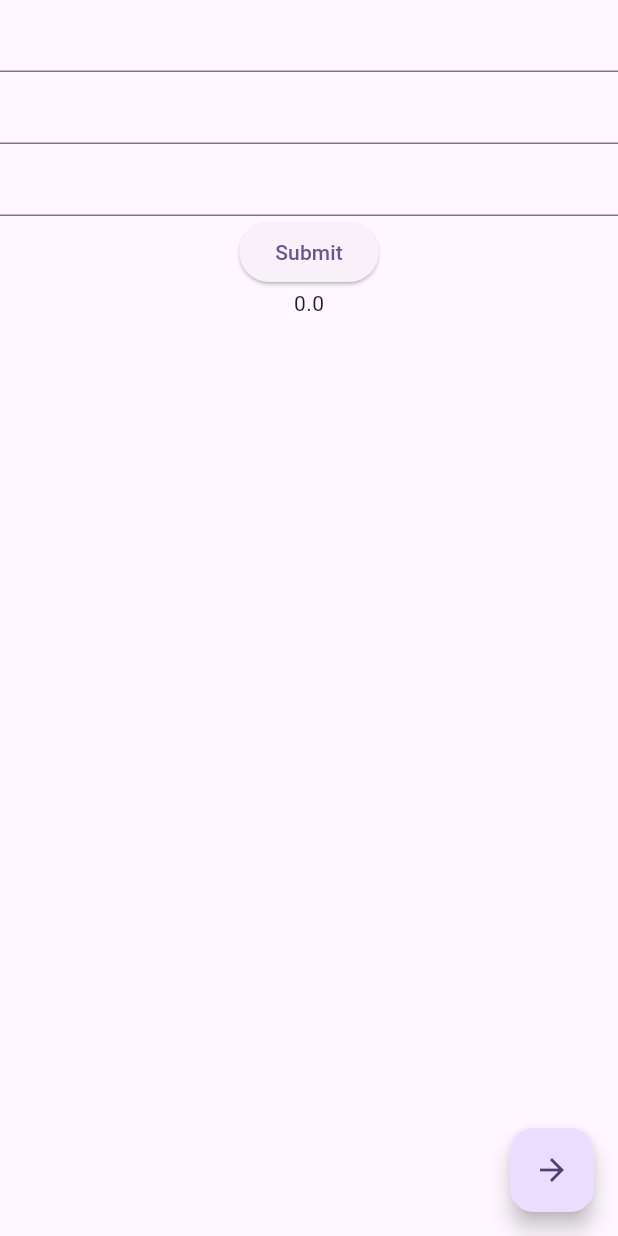
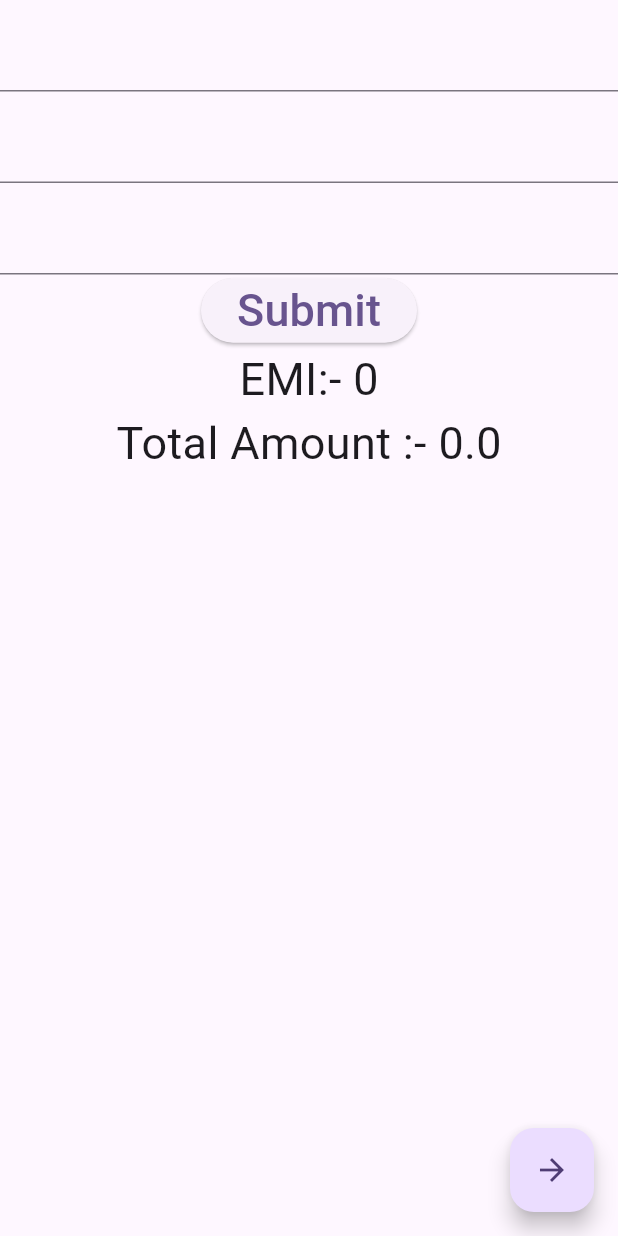
Before and after one commit to ckuthyar/mobileappdev, a Flutter app: the EMICalculator screen opened directly, after a tap on "Submit", on a phone screen of 412 x 824 dp. Run offline on Flutter 3.47's test engine with Material 3 defaults, Android fonts, the phone set to English and light mode, and no system bars.

```diff
--- a/sangamone1/lib/screen4a.dart
+++ b/sangamone1/lib/screen4a.dart
@@ -1,5 +1,6 @@
 import 'package:flutter/material.dart';
 import 'package:sangamone1/screen5.dart';
+import 'package:sangamone1/temp.dart';
 
 class Screen4a extends StatelessWidget {
   const Screen4a({super.key});
@@ -19,23 +20,23 @@ class EMICalculator extends StatefulWidget {
   State<EMICalculator> createState() => _EMICalculatorState();
 }
 
+
 class _EMICalculatorState extends State<EMICalculator> {
 
   TextEditingController principal = TextEditingController();
   TextEditingController time =TextEditingController();
   TextEditingController rate = TextEditingController();
   var emi =0.0;
+  var amt = 0.0;
 
   emicalculator(){
     var p = int.parse(principal.text);
     var t = int.parse(time.text);
     var r = int.parse(rate.text);
     var si = (p*t*r)/100;
-    var amt = p+si;
-    emi = amt/(t*12);
+    amt = p+si;
+    emi = amt/(t*12).toInt();
   }
-
-
 
   @override
   Widget build(BuildContext context) {
@@ -43,26 +44,32 @@ class _EMICalculatorState extends State<EMICalculator> {
       child: Scaffold(
         body: Column(
           children: [
-            TextField(
-              controller: principal,
+            Center(
+              child: TextField(
+                controller: principal,
+                  style: TextStyle(fontSize: 30,),
+              ),
             ),
             TextField(
               controller: time,
+                style: TextStyle(fontSize: 30),
             ),
             TextField(
               controller: rate,
+                style: TextStyle(fontSize: 30),
             ),
             ElevatedButton(onPressed: (){
               setState(() {
                 emicalculator();
                 print(emi);
               });
-            }, child: Text("Submit")),
-            Text("${emi}")
+            }, child: Text("Submit",style: TextStyle(fontSize: 30)),),
+            Text("EMI:- ${emi.toInt()}",style: TextStyle(fontSize: 30),),
+            Text("Total Amount :- $amt",style: TextStyle(fontSize: 30),)
           ],
         ),
         floatingActionButton: FloatingActionButton(onPressed: (){
-          Navigator.push(context, MaterialPageRoute(builder: (context)=> Colorbyvalues()));
+          Navigator.push(context, MaterialPageRoute(builder: (context)=> Temp()));
         },
           child: Icon(Icons.arrow_forward_sharp),),
       )
```
